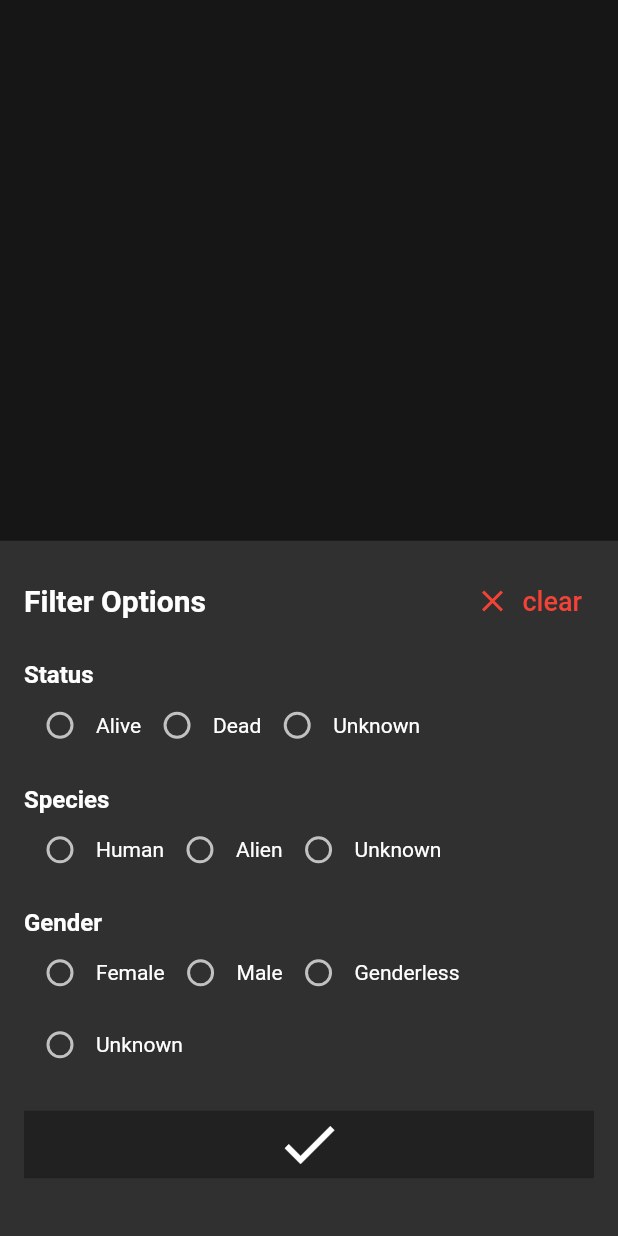
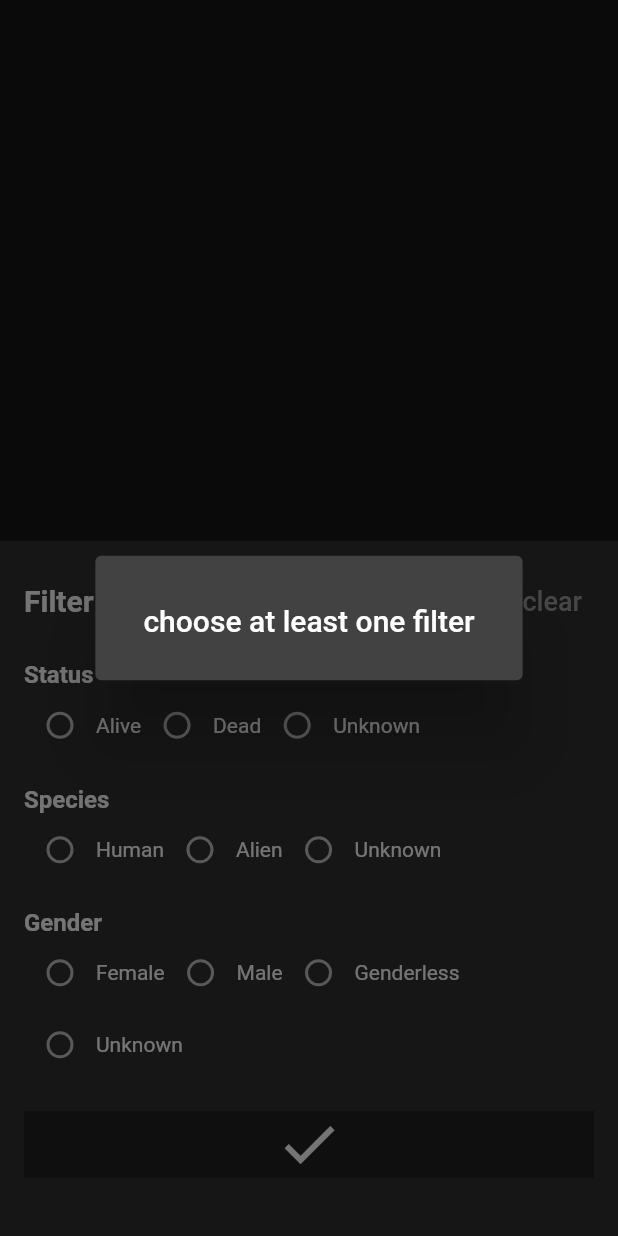
Before and after one commit to eldad-assaf/rick_and_morty, a Flutter app: what show() shows on an empty page, opened directly, after a tap on the "done" icon, on a phone screen of 412 x 824 dp. Run offline on Flutter 3.47's test engine with Material 2 defaults, Android fonts, the light colour scheme and no system bars; our stand-ins replace cached_network_image, dio, equatable, flutter_bloc, freezed_annotation, hydrated_bloc and 1 more; network calls fail.

Commit message:
filter went bad

```diff
--- a/lib/state/blocs/all_characters_bloc/all_characters_bloc.dart
+++ b/lib/state/blocs/all_characters_bloc/all_characters_bloc.dart
@@ -6,7 +6,6 @@ import 'package:flutter_bloc/flutter_bloc.dart';
 import 'package:rick_and_morty/state/models/character_model.dart';
 import 'package:rick_and_morty/state/models/characters_response.dart';
 import 'package:rick_and_morty/state/repository/characters_repository.dart';
-
 import '../filter_bloc/bloc/filter_bloc.dart';
 part 'all_characters_event.dart';
 part 'all_characters_state.dart';
@@ -22,7 +21,6 @@ class AllCharactersBloc extends Bloc<AllCharacterEvent, AllCharacterState> {
   bool hasReachedLastPage = false;
   ScrollPosition? lastScrollPosition;
   final ScrollController allCharactersScrollController = ScrollController();
-  // final ScrollController searchResultsScrollController = ScrollController();
 
   AllCharactersBloc(this._characterRepository, this._filterBloc)
       : super(const InitialState(null)) {
@@ -35,8 +33,8 @@ class AllCharactersBloc extends Bloc<AllCharacterEvent, AllCharacterState> {
         filterParams = state.filterParmas;
         add(LoadFilterdCharactersEvent(params: state.filterParmas!));
       } else if (state is UnFilterdListState) {
-        shouldFilter = false;
         add(GoBackToInitState());
+        add(LoadCharactersEvent());
       }
     });
     allCharactersScrollController.addListener(() {
@@ -56,6 +54,8 @@ class AllCharactersBloc extends Bloc<AllCharacterEvent, AllCharacterState> {
       page = 1;
       isLoadingMore = false;
       hasReachedLastPage = false;
+      filterParams = {};
+      shouldFilter = false;
       emit(const InitialState(null));
     });
 
@@ -69,7 +69,6 @@ class AllCharactersBloc extends Bloc<AllCharacterEvent, AllCharacterState> {
 /////////////////////////////////////////////////////////////////////////////////////////////////////////////////////////////////////////
     on<LoadFilterdCharactersEvent>((event, emit) async {
       emit(const LoadingCharactersState(null));
-      log('on<LoadFilterdCharactersEvent>((event, emit) async');
       log(event.params.toString());
       final CharactersResponse? charactersResponse = await _characterRepository
           .filterCharacters(page, params: event.params)
--- a/lib/state/blocs/filter_bloc/bloc/filter_bloc.dart
+++ b/lib/state/blocs/filter_bloc/bloc/filter_bloc.dart
@@ -1,5 +1,3 @@
-import 'dart:developer';
-
 import 'package:flutter_bloc/flutter_bloc.dart';
 import 'package:equatable/equatable.dart';
 import 'package:flutter/foundation.dart';
@@ -12,6 +10,8 @@ class FilterBloc extends Bloc<FilterEvent, FilterState> {
       emit(FilterdListState(filterParams: event.filterParams));
     });
 
-    on<ClearFilterEvent>((event, emit) {});
+    on<ClearFilterEvent>((event, emit) {
+      emit(const UnFilterdListState(null));
+    });
   }
 }
--- a/lib/state/blocs/filter_bloc/bloc/filter_event.dart
+++ b/lib/state/blocs/filter_bloc/bloc/filter_event.dart
@@ -7,4 +7,7 @@ class ApplyFiltersEvent extends FilterEvent {
   ApplyFiltersEvent({required this.filterParams});
 }
 
+
+
+
 class ClearFilterEvent extends FilterEvent {}
--- a/lib/views/widgets/filter_bottom_sheet.dart
+++ b/lib/views/widgets/filter_bottom_sheet.dart
@@ -1,19 +1,42 @@
 import 'dart:developer';
-
 import 'package:flutter/material.dart';
 import 'package:flutter_bloc/flutter_bloc.dart';
 import 'package:rick_and_morty/state/blocs/filter_bloc/bloc/filter_bloc.dart';
 
-void show(BuildContext context) {
-  Map<String, dynamic> _params = {};
+// Map<String, dynamic> _params = {};
+bool _getParmasFromCurrnetState = true;
 String? _filterStatusBy;
 String? _filterspeciesBy;
 String? _filterGenderBy;
+
+bool _isThereAtLeastOneFilterChoice() {
+  if (_filterGenderBy != null ||
+      _filterspeciesBy != null ||
+      _filterStatusBy != null) {
+    return true;
+  } else {
+    return false;
+  }
+}
+
+void show(BuildContext context) {
+  _isThereAtLeastOneFilterChoice();
   showModalBottomSheet(
     context: context,
     builder: (BuildContext context) {
       return StatefulBuilder(
         builder: (context, setState) {
+          return BlocBuilder<FilterBloc, FilterState>(
+            builder: (context, state) {
+              if (state.filterParmas != null && _getParmasFromCurrnetState) {
+                for (final i in state.filterParmas!.keys) {
+                  log('forLoop');
+                  _filterStatusBy = state.filterParmas!['status'];
+                  _filterGenderBy = state.filterParmas!['gender'];
+                  _filterspeciesBy = state.filterParmas!['species'];
+                }
+                _getParmasFromCurrnetState = false;
+              }
               return Container(
                   height: 700.0,
                   padding: const EdgeInsets.all(16.0),
@@ -32,6 +55,11 @@ void show(BuildContext context) {
                             const Spacer(),
                             TextButton.icon(
                                 onPressed: () {
+                                  if (_isThereAtLeastOneFilterChoice()) {
+                                    context
+                                        .read<FilterBloc>()
+                                        .add(ClearFilterEvent());
+
                                     setState(
                                       () {
                                         _filterStatusBy = null;
@@ -39,14 +67,24 @@ void show(BuildContext context) {
                                         _filterGenderBy = null;
                                       },
                                     );
+                                    Navigator.pop(context);
+                                  } else {
+                                    return;
+                                  }
                                 },
-                            icon: const Icon(
+                                icon: Icon(
                                   Icons.clear,
-                              color: Colors.red,
+                                  color: _isThereAtLeastOneFilterChoice()
+                                      ? Colors.red
+                                      : Colors.grey,
                                 ),
-                            label: const Text(
+                                label: Text(
                                   'clear',
-                              style: TextStyle(fontSize: 18, color: Colors.red),
+                                  style: TextStyle(
+                                      fontSize: 18,
+                                      color: _isThereAtLeastOneFilterChoice()
+                                          ? Colors.red
+                                          : Colors.grey),
                                 ))
                           ],
                         ),
@@ -67,7 +105,6 @@ void show(BuildContext context) {
                                 setState(
                                   () {
                                     _filterStatusBy = status;
-                                //    _params['status'] = status;
                                   },
                                 );
                               },
@@ -221,18 +258,29 @@ void show(BuildContext context) {
                             if (_filterGenderBy != null ||
                                 _filterspeciesBy != null ||
                                 _filterStatusBy != null) {
-                          _filterStatusBy != null
-                              ? _params['status'] = _filterStatusBy
-                              : null;
-                          _filterGenderBy != null
-                              ? _params['gender'] = _filterGenderBy
-                              : null;
-                          _filterspeciesBy != null
-                              ? _params['species'] = _filterspeciesBy
-                              : null;
-                          context
-                              .read<FilterBloc>()
-                              .add(ApplyFiltersEvent(filterParams: _params));
+                              // _filterStatusBy != null
+                              //     ? _params['status'] = _filterStatusBy
+                              //     : null;
+                              // _filterGenderBy != null
+                              //     ? _params['gender'] = _filterGenderBy
+                              //     : null;
+                              // _filterspeciesBy != null
+                              //     ? _params['species'] = _filterspeciesBy
+                              //     : null;
+                              context.read<FilterBloc>().add(ApplyFiltersEvent(
+                                  filterParams: _buildFilterParamsMap()));
+                              Navigator.pop(context);
+                            } else {
+                              showDialog(
+                                context: context,
+                                builder: (context) {
+                                  return const AlertDialog(
+                                      title: Padding(
+                                    padding: EdgeInsets.all(8.0),
+                                    child: Text('choose at least one filter'),
+                                  ));
+                                },
+                              );
                             }
                           },
                           child: Container(
@@ -250,4 +298,14 @@ void show(BuildContext context) {
           );
         },
       );
+    },
+  );
 }
+
+Map<String, dynamic>? _buildFilterParamsMap() {
+  Map<String, dynamic> _params = {};
+  _filterStatusBy != null ? _params['status'] = _filterStatusBy : null;
+  _filterGenderBy != null ? _params['gender'] = _filterGenderBy : null;
+  _filterspeciesBy != null ? _params['species'] = _filterspeciesBy : null;
+  return _params;
+}
--- a/pubspec.yaml
+++ b/pubspec.yaml
@@ -42,6 +42,7 @@ dependencies:
   json_annotation: ^4.8.0
   lottie: ^2.3.0
   path_provider: ^2.0.14
+  shared_preferences: ^2.1.0
 
 dev_dependencies:
   build_runner: ^2.3.3
```
Also changed, not shown: pubspec.lock, 1 other file. Lines whose indentation alone changed are shown as unchanged.
